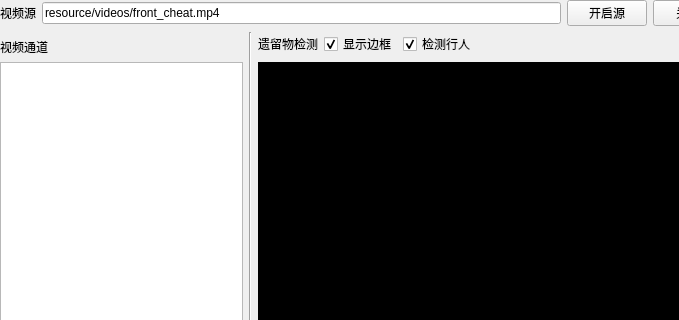
Before: the Qt Designer form app/pyqtui/detect_component.ui in whitestarrain/AbandonedObjectDetect, drawn with Qt 5; both pictures show x 0 to 679 and y 0 to 320 of the 1252 by 735 pixel window.
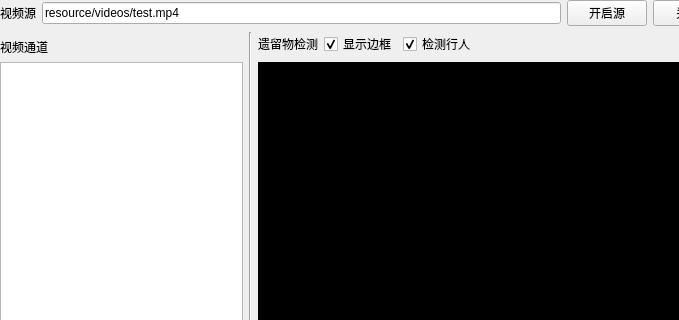
After: the same form once the commit is applied.

```diff
--- a/app/pyqtui/detect_component.ui
+++ b/app/pyqtui/detect_component.ui
@@ -38,7 +38,7 @@
      <item>
       <widget class="QLineEdit" name="video_source_txt">
        <property name="text">
-        <string>resource/videos/front_cheat.mp4</string>
+        <string>resource/videos/test.mp4</string>
        </property>
       </widget>
      </item>
```
Left out of the diff: 4 changed lines with no effect on the pictures.
